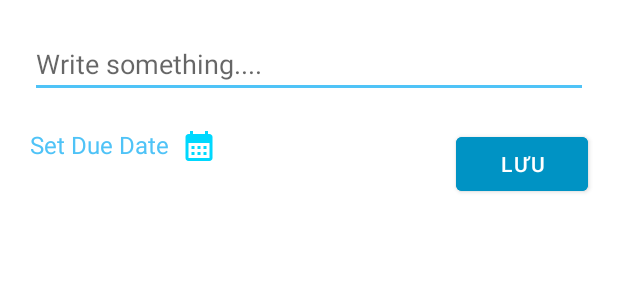
After one commit to Beater1804/ToDoApp, an Android app: the layout add_new_task.xml on its own in the app's theme, with its tools: preview values and no code run, on a phone screen of 412 x 824 dp. The commit adds this screen. Shown: the top 300 px of the screen. Run offline under Robolectric (Android 15) with nearby library versions, the phone set to English and light mode, and no system bars.

Commit message:
Save task on Firebase by dungnt

```diff
--- /dev/null
+++ b/app/src/main/res/drawable/ic_baseline_calendar_month_24.xml
@@ -0,0 +1,5 @@
+<vector android:height="24dp" android:tint="#00D8FE"
+    android:viewportHeight="24" android:viewportWidth="24"
+    android:width="24dp" xmlns:android="http://schemas.android.com/apk/res/android">
+    <path android:fillColor="@android:color/white" android:pathData="M19,4h-1V2h-2v2H8V2H6v2H5C3.89,4 3.01,4.9 3.01,6L3,20c0,1.1 0.89,2 2,2h14c1.1,0 2,-0.9 2,-2V6C21,4.9 20.1,4 19,4zM19,20H5V10h14V20zM9,14H7v-2h2V14zM13,14h-2v-2h2V14zM17,14h-2v-2h2V14zM9,18H7v-2h2V18zM13,18h-2v-2h2V18zM17,18h-2v-2h2V18z"/>
+</vector>
--- a/app/src/main/res/layout/activity_main.xml
+++ b/app/src/main/res/layout/activity_main.xml
@@ -15,6 +15,7 @@
         app:layout_constraintLeft_toLeftOf="parent"
         app:layout_constraintRight_toRightOf="parent"/>
     <com.google.android.material.floatingactionbutton.FloatingActionButton
+        android:id="@+id/floatingActionButton"
         android:layout_width="wrap_content"
         android:layout_height="wrap_content"
         android:backgroundTint="@color/pastel_light_green"
--- /dev/null
+++ b/app/src/main/res/layout/add_new_task.xml
@@ -0,0 +1,44 @@
+<?xml version="1.0" encoding="utf-8"?>
+<androidx.constraintlayout.widget.ConstraintLayout xmlns:android="http://schemas.android.com/apk/res/android"
+    android:layout_width="match_parent"
+    android:layout_height="match_parent"
+    xmlns:tools="http://schemas.android.com/tools"
+    xmlns:app="http://schemas.android.com/apk/res-auto"
+    tools:context="AddNewTask">
+
+    <EditText
+        app:layout_constraintTop_toTopOf="parent"
+        app:layout_constraintLeft_toLeftOf="parent"
+        app:layout_constraintRight_toRightOf="parent"
+        android:layout_margin="20dp"
+        android:layout_width="match_parent"
+        android:layout_height="wrap_content"
+        android:id="@+id/etTask"
+        android:backgroundTint="@color/pastel_light_green"
+        android:hint="Write something...."/>
+
+    <TextView
+        android:layout_width="wrap_content"
+        android:layout_height="wrap_content"
+        android:id="@+id/tvSetDueDate"
+        android:text="Set Due Date"
+        android:textColor="@color/pastel_light_green"
+        android:textSize="16sp"
+        android:drawableRight="@drawable/ic_baseline_calendar_month_24"
+        app:layout_constraintTop_toBottomOf="@id/etTask"
+        app:layout_constraintLeft_toLeftOf="parent"
+        android:layout_margin="20dp"
+        android:drawablePadding="8dp"/>
+
+    <Button
+        android:layout_width="wrap_content"
+        android:layout_height="wrap_content"
+        android:id="@+id/btnSaveTask"
+        android:text="Lưu"
+        android:backgroundTint="@color/pastel_dark_green"
+        app:layout_constraintTop_toBottomOf="@id/etTask"
+        app:layout_constraintRight_toRightOf="parent"
+        android:layout_margin="20dp"/>
+
+
+</androidx.constraintlayout.widget.ConstraintLayout>
```
Also changed, not shown: app/src/main/java/nguyenthanhdung/android/to_doapp/AddNewTask.java (added, +158 -0 lines), app/src/main/java/nguyenthanhdung/android/to_doapp/MainActivity.java (+22 -0 lines), app/src/main/java/nguyenthanhdung/android/to_doapp/OnDialogCloseListener.java (added, +8 -0 lines).
